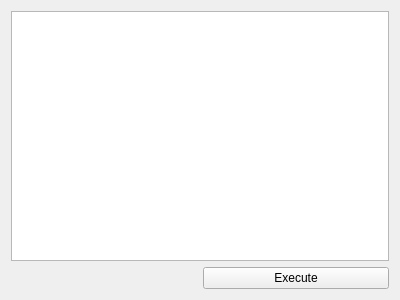
Before: the Qt Designer form vipster/qt/tools/scriptwidget.ui in sgsaenger/vipster, drawn with Qt 5.
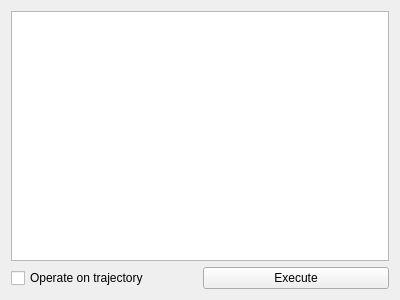
After: the same form once the commit is applied.

Commit message:
apply script to whole trajectory
added a ton of implementation details:
- guiChange_t so GuiChange enum can be expanded more easily
- added GuiChange::trajec
- PBCVec for cell offsets
- templated conversion constructors for selection:
  - convert mutable to constant selection
  - remove one level of selection indirection

```diff
--- a/vipster/qt/tools/scriptwidget.ui
+++ b/vipster/qt/tools/scriptwidget.ui
@@ -20,9 +20,9 @@
    <item>
     <layout class="QHBoxLayout" name="horizontalLayout">
      <item>
-      <widget class="QLabel" name="outputLabel">
+      <widget class="QCheckBox" name="trajecCheck">
        <property name="text">
-        <string/>
+        <string>Operate on trajectory</string>
        </property>
       </widget>
      </item>
```
The commit also changes 37 other files.
